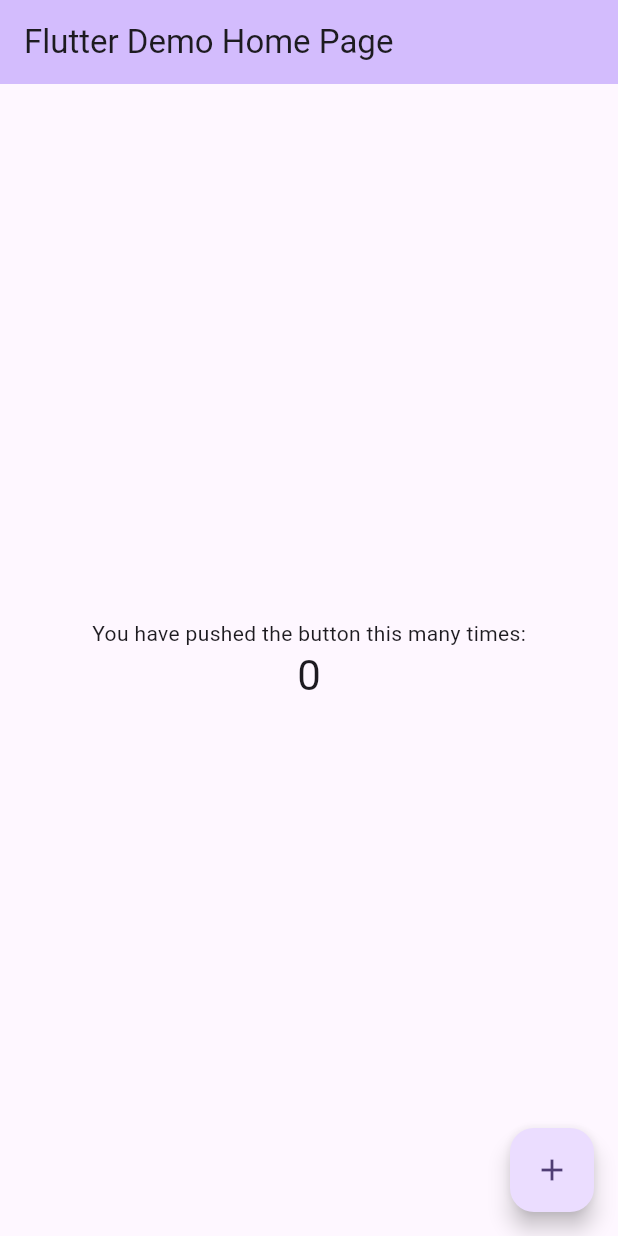
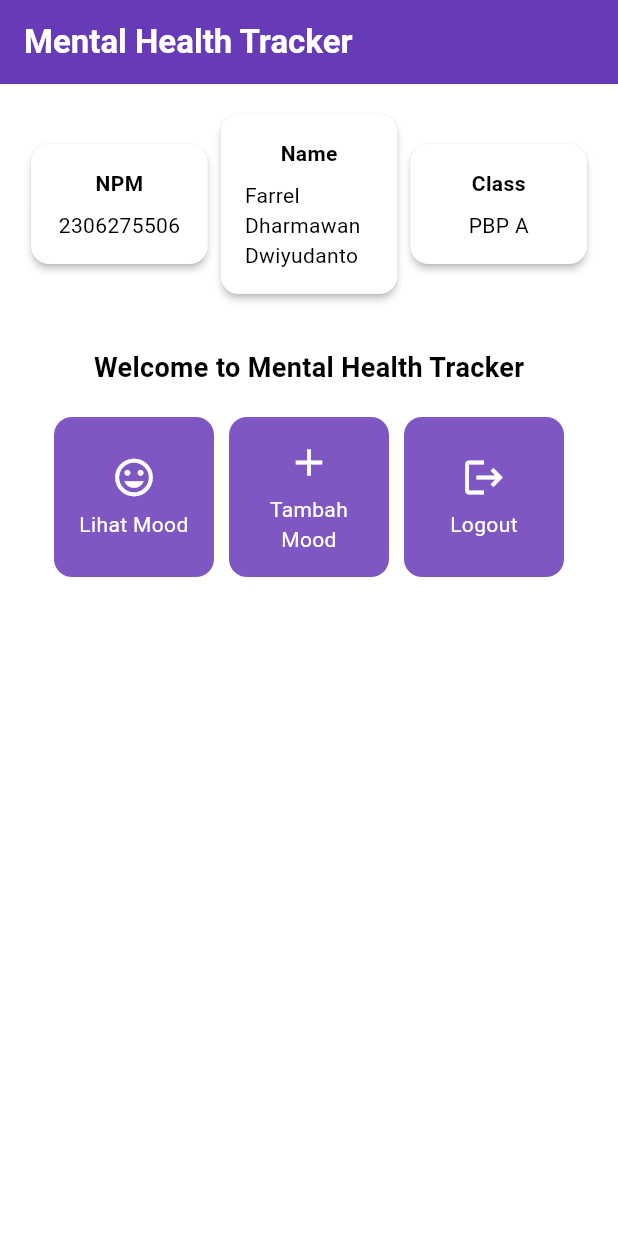
Before and after one commit to F00-fighter/mental-health-tracker-mobile, a Flutter app: the screen it shows after launch, on a phone screen of 412 x 824 dp. Run offline on Flutter 3.47's test engine with Material 3 defaults, Android fonts, the phone set to English and light mode, and no system bars.

Commit message:
tutorial 6 selesai

```diff
--- a/lib/main.dart
+++ b/lib/main.dart
@@ -1,4 +1,5 @@
 import 'package:flutter/material.dart';
+import 'package:mental_health_tracker/menu.dart';
 
 void main() {
   runApp(const MyApp());
@@ -28,98 +29,12 @@ class MyApp extends StatelessWidget {
         //
         // This works for code too, not just values: Most code changes can be
         // tested with just a hot reload.
-        colorScheme: ColorScheme.fromSeed(seedColor: Colors.deepPurple),
-        useMaterial3: true,
+
+        colorScheme: ColorScheme.fromSwatch(
+        primarySwatch: Colors.deepPurple,
+        ).copyWith(secondary: Colors.deepPurple[400]),
       ),
-      home: const MyHomePage(title: 'Flutter Demo Home Page'),
+      home: MyHomePage(),
     );
   }
 }
-
-class MyHomePage extends StatefulWidget {
-  const MyHomePage({super.key, required this.title});
-
-  // This widget is the home page of your application. It is stateful, meaning
-  // that it has a State object (defined below) that contains fields that affect
-  // how it looks.
-
-  // This class is the configuration for the state. It holds the values (in this
-  // case the title) provided by the parent (in this case the App widget) and
-  // used by the build method of the State. Fields in a Widget subclass are
-  // always marked "final".
-
-  final String title;
-
-  @override
-  State<MyHomePage> createState() => _MyHomePageState();
-}
-
-class _MyHomePageState extends State<MyHomePage> {
-  int _counter = 0;
-
-  void _incrementCounter() {
-    setState(() {
-      // This call to setState tells the Flutter framework that something has
-      // changed in this State, which causes it to rerun the build method below
-      // so that the display can reflect the updated values. If we changed
-      // _counter without calling setState(), then the build method would not be
-      // called again, and so nothing would appear to happen.
-      _counter++;
-    });
-  }
-
-  @override
-  Widget build(BuildContext context) {
-    // This method is rerun every time setState is called, for instance as done
-    // by the _incrementCounter method above.
-    //
-    // The Flutter framework has been optimized to make rerunning build methods
-    // fast, so that you can just rebuild anything that needs updating rather
-    // than having to individually change instances of widgets.
-    return Scaffold(
-      appBar: AppBar(
-        // TRY THIS: Try changing the color here to a specific color (to
-        // Colors.amber, perhaps?) and trigger a hot reload to see the AppBar
-        // change color while the other colors stay the same.
-        backgroundColor: Theme.of(context).colorScheme.inversePrimary,
-        // Here we take the value from the MyHomePage object that was created by
-        // the App.build method, and use it to set our appbar title.
-        title: Text(widget.title),
-      ),
-      body: Center(
-        // Center is a layout widget. It takes a single child and positions it
-        // in the middle of the parent.
-        child: Column(
-          // Column is also a layout widget. It takes a list of children and
-          // arranges them vertically. By default, it sizes itself to fit its
-          // children horizontally, and tries to be as tall as its parent.
-          //
-          // Column has various properties to control how it sizes itself and
-          // how it positions its children. Here we use mainAxisAlignment to
-          // center the children vertically; the main axis here is the vertical
-          // axis because Columns are vertical (the cross axis would be
-          // horizontal).
-          //
-          // TRY THIS: Invoke "debug painting" (choose the "Toggle Debug Paint"
-          // action in the IDE, or press "p" in the console), to see the
-          // wireframe for each widget.
-          mainAxisAlignment: MainAxisAlignment.center,
-          children: <Widget>[
-            const Text(
-              'You have pushed the button this many times:',
-            ),
-            Text(
-              '$_counter',
-              style: Theme.of(context).textTheme.headlineMedium,
-            ),
-          ],
-        ),
-      ),
-      floatingActionButton: FloatingActionButton(
-        onPressed: _incrementCounter,
-        tooltip: 'Increment',
-        child: const Icon(Icons.add),
-      ), // This trailing comma makes auto-formatting nicer for build methods.
-    );
-  }
-}
--- /dev/null
+++ b/lib/menu.dart
@@ -0,0 +1,189 @@
+import 'package:flutter/material.dart';
+
+class MyHomePage extends StatelessWidget {
+  final String npm = '2306275506'; // NPM
+  final String name = 'Farrel Dharmawan Dwiyudanto'; // Nama
+  final String className = 'PBP A'; // Kelas
+  MyHomePage({super.key});
+
+  final List<ItemHomepage> items = [
+    ItemHomepage("Lihat Mood", Icons.mood),
+    ItemHomepage("Tambah Mood", Icons.add),
+    ItemHomepage("Logout", Icons.logout),
+  ];
+
+  @override
+  Widget build(BuildContext context) {
+    // Scaffold menyediakan struktur dasar halaman dengan AppBar dan body.
+    return Scaffold(
+      // AppBar adalah bagian atas halaman yang menampilkan judul.
+      appBar: AppBar(
+        // Judul aplikasi "Mental Health Tracker" dengan teks putih dan tebal.
+        title: const Text(
+          'Mental Health Tracker',
+          style: TextStyle(
+            color: Colors.white,
+            fontWeight: FontWeight.bold,
+          ),
+        ),
+        // Warna latar belakang AppBar diambil dari skema warna tema aplikasi.
+        backgroundColor: Theme.of(context).colorScheme.primary,
+      ),
+      // Body halaman dengan padding di sekelilingnya.
+      body: Padding(
+        padding: const EdgeInsets.all(16.0),
+        // Menyusun widget secara vertikal dalam sebuah kolom.
+        child: Column(
+          crossAxisAlignment: CrossAxisAlignment.center,
+          children: [
+            // Row untuk menampilkan 3 InfoCard secara horizontal.
+            Row(
+              mainAxisAlignment: MainAxisAlignment.spaceEvenly,
+              children: [
+                InfoCard(title: 'NPM', content: npm),
+                InfoCard(title: 'Name', content: name),
+                InfoCard(title: 'Class', content: className),
+              ],
+            ),
+
+            // Memberikan jarak vertikal 16 unit.
+            const SizedBox(height: 16.0),
+
+            // Menempatkan widget berikutnya di tengah halaman.
+            Center(
+              child: Column(
+                // Menyusun teks dan grid item secara vertikal.
+
+                children: [
+                  // Menampilkan teks sambutan dengan gaya tebal dan ukuran 18.
+                  const Padding(
+                    padding: EdgeInsets.only(top: 16.0),
+                    child: Text(
+                      'Welcome to Mental Health Tracker',
+                      style: TextStyle(
+                        fontWeight: FontWeight.bold,
+                        fontSize: 18.0,
+                      ),
+                    ),
+                  ),
+
+                  // Grid untuk menampilkan ItemCard dalam bentuk grid 3 kolom.
+                  GridView.count(
+                    primary: true,
+                    padding: const EdgeInsets.all(20),
+                    crossAxisSpacing: 10,
+                    mainAxisSpacing: 10,
+                    crossAxisCount: 3,
+                    // Agar grid menyesuaikan tinggi kontennya.
+                    shrinkWrap: true,
+
+                    // Menampilkan ItemCard untuk setiap item dalam list items.
+                    children: items.map((ItemHomepage item) {
+                      return ItemCard(item);
+                    }).toList(),
+                  ),
+                ],
+              ),
+            ),
+          ],
+        ),
+      ),
+    );
+  }
+}
+
+
+
+class InfoCard extends StatelessWidget {
+  // Kartu informasi yang menampilkan title dan content.
+
+  final String title;  // Judul kartu.
+  final String content;  // Isi kartu.
+
+  const InfoCard({super.key, required this.title, required this.content});
+
+  @override
+  Widget build(BuildContext context) {
+    return Card(
+      // Membuat kotak kartu dengan bayangan dibawahnya.
+      elevation: 2.0,
+      child: Container(
+        // Mengatur ukuran dan jarak di dalam kartu.
+        width: MediaQuery.of(context).size.width / 3.5, // menyesuaikan dengan lebar device yang digunakan.
+        padding: const EdgeInsets.all(16.0),
+        // Menyusun title dan content secara vertikal.
+        child: Column(
+          children: [
+            Text(
+              title,
+              style: const TextStyle(fontWeight: FontWeight.bold),
+            ),
+            const SizedBox(height: 8.0),
+            Text(content),
+          ],
+        ),
+      ),
+    );
+  }
+}
+
+class ItemHomepage {
+    final String name;
+    final IconData icon;
+
+    ItemHomepage(this.name, this.icon);
+ }
+
+class ItemCard extends StatelessWidget {
+  // Menampilkan kartu dengan ikon dan nama.
+
+  final ItemHomepage item;
+
+  const ItemCard(this.item, {super.key});
+
+  @override
+  Widget build(BuildContext context) {
+    return Material(
+      // Menentukan warna latar belakang dari tema aplikasi.
+      color: Theme.of(context).colorScheme.secondary,
+      // Membuat sudut kartu melengkung.
+      borderRadius: BorderRadius.circular(12),
+
+      child: InkWell(
+        // Aksi ketika kartu ditekan.
+        onTap: () {
+          // Menampilkan pesan SnackBar saat kartu ditekan.
+          ScaffoldMessenger.of(context)
+            ..hideCurrentSnackBar()
+            ..showSnackBar(
+              SnackBar(content: Text("Kamu telah menekan tombol ${item.name}!"))
+            );
+        },
+        // Container untuk menyimpan Icon dan Text
+        child: Container(
+          padding: const EdgeInsets.all(8),
+          child: Center(
+            child: Column(
+              // Menyusun ikon dan teks di tengah kartu.
+              mainAxisAlignment: MainAxisAlignment.center,
+              children: [
+                Icon(
+                  item.icon,
+                  color: Colors.white,
+                  size: 30.0,
+                ),
+                const Padding(padding: EdgeInsets.all(3)),
+                Text(
+                  item.name,
+                  textAlign: TextAlign.center,
+                  style: const TextStyle(color: Colors.white),
+                ),
+              ],
+            ),
+          ),
+        ),
+      ),
+    );
+  }
+
+}
```
